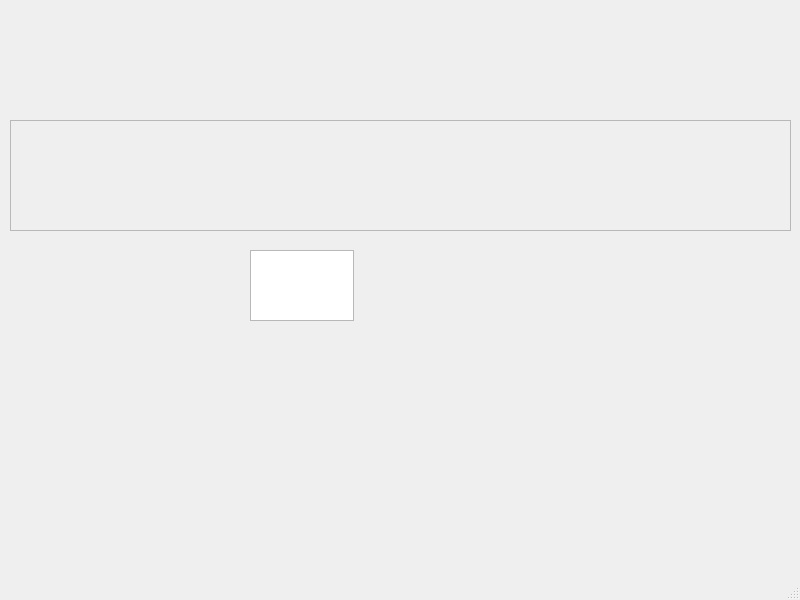
Before: the Qt Designer form ui/mainwindow.ui in salco/NoteEditorRPGMMV, drawn with Qt 5.
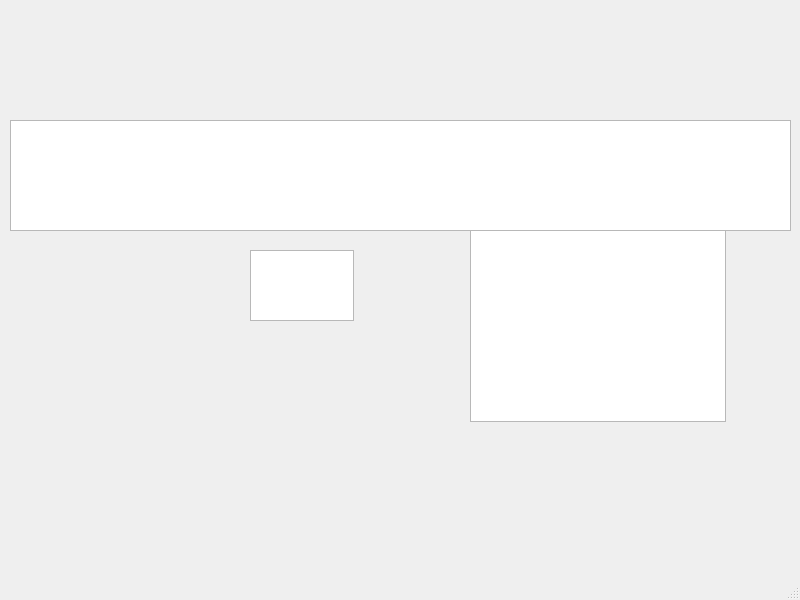
After: the same form once the commit is applied. Custom widgets are drawn as their Qt base class.

```diff
--- a/ui/mainwindow.ui
+++ b/ui/mainwindow.ui
@@ -26,7 +26,7 @@
    </widget>
    <widget class="QTextEdit" name="textEdit">
     <property name="enabled">
-     <bool>false</bool>
+     <bool>true</bool>
     </property>
     <property name="geometry">
      <rect>
@@ -40,6 +40,16 @@
      <string/>
     </property>
    </widget>
+   <widget class="QTreeView" name="treeView">
+    <property name="geometry">
+     <rect>
+      <x>470</x>
+      <y>230</y>
+      <width>256</width>
+      <height>192</height>
+     </rect>
+    </property>
+   </widget>
   </widget>
   <widget class="QMenuBar" name="menubar">
    <property name="geometry">
```
